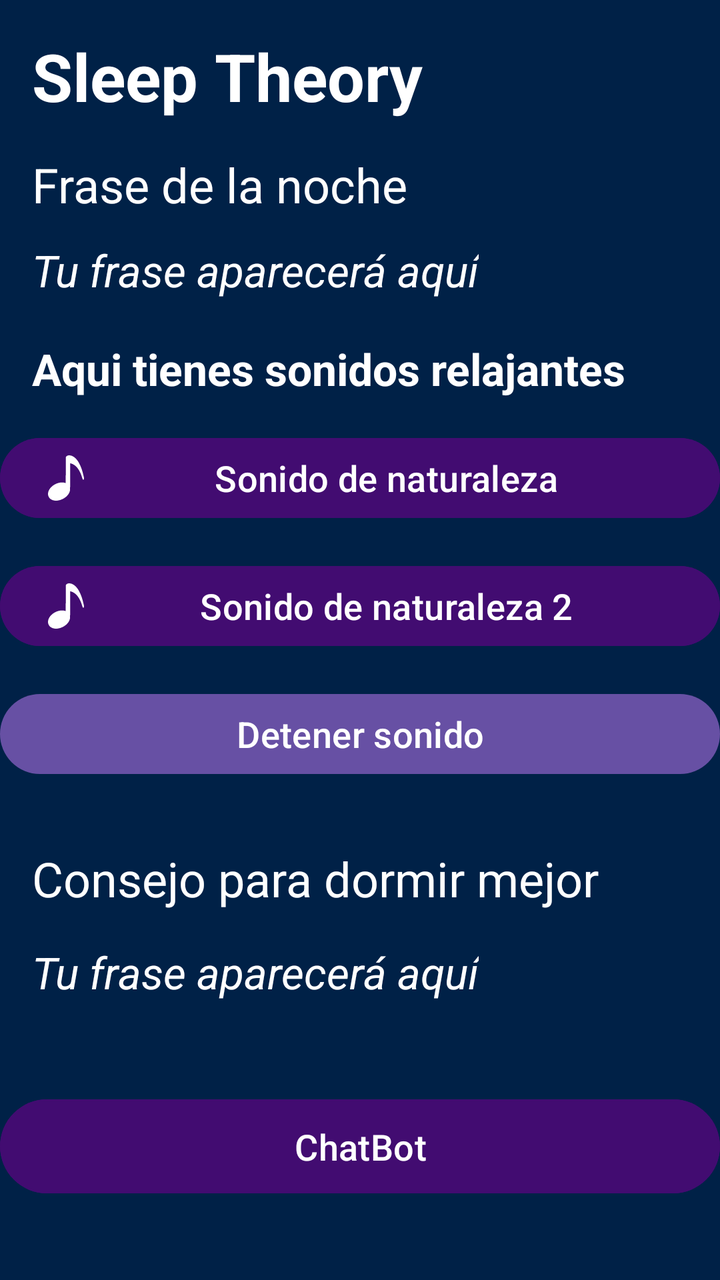
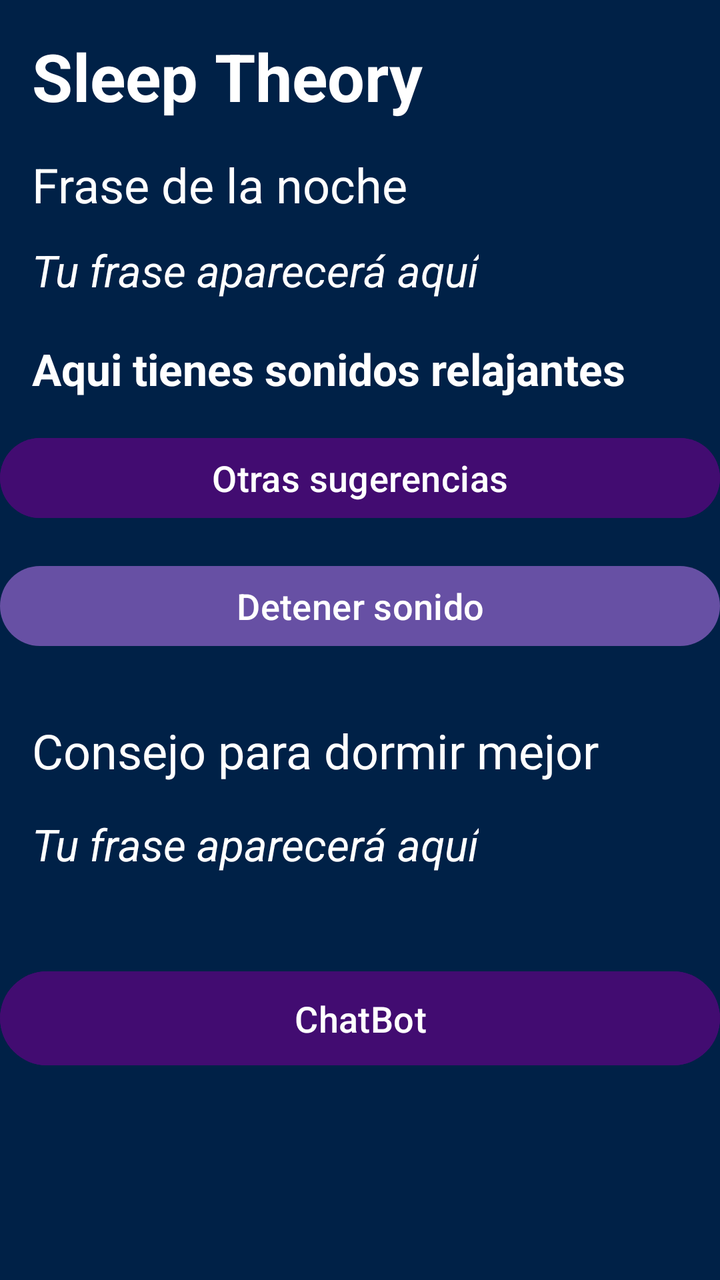

Compare the two renders of this Android layout. The source of the first and the diff that turns it into the second are given below.
<!-- AndroidManifest.xml: application theme Theme.SleepTheory01 -->
<!-- res/layout/fragment_home.xml -->
<?xml version="1.0" encoding="utf-8"?>
<ScrollView xmlns:android="http://schemas.android.com/apk/res/android"
    xmlns:tools="http://schemas.android.com/tools"
    android:layout_width="match_parent"
    android:layout_height="match_parent"
    android:background="@color/sleep_Theme"
    tools:context=".HomeFragment">

    <LinearLayout
        android:layout_width="match_parent"
        android:layout_height="wrap_content"
        android:orientation="vertical">

        
        <TextView
            android:layout_width="wrap_content"
            android:layout_height="wrap_content"
            android:layout_margin="16dp"
            android:textColor="@color/white"
            android:textSize="33sp"
            android:textStyle="bold"
            android:text="Sleep Theory" />

        <TextView
            android:layout_width="wrap_content"
            android:layout_height="wrap_content"
            android:layout_marginHorizontal="16dp"
            android:textColor="@color/white"
            android:text="Frase de la noche"
            android:textSize="24sp" />

        <TextView
            android:id="@+id/phraseTextView"
            android:layout_width="wrap_content"
            android:layout_height="wrap_content"
            android:layout_marginTop="12dp"
            android:layout_marginHorizontal="16dp"
            android:textSize="22sp"
            android:textColor="@color/white"
            android:textStyle="italic"
            android:text="Tu frase aparecerá aquí" />

        <TextView
            android:layout_width="wrap_content"
            android:layout_height="wrap_content"
            android:text="Aqui tienes sonidos relajantes"
            android:textSize="22sp"
            android:textColor="@color/white"
            android:textStyle="bold"
            android:layout_marginTop="20dp"
            android:layout_marginHorizontal="16dp" />

        <Button
            android:id="@+id/btnPlayBird2"
            android:layout_width="match_parent"
            android:layout_height="wrap_content"
            android:backgroundTint="@color/sleep_buttons"
            android:drawableLeft="@drawable/ic_sonidos"
            android:drawableTint="@color/white"
            android:textColor="@color/white"
            android:text="Sonido de naturaleza"
            android:textSize="18sp"
            android:layout_marginTop="16dp" />

        <Button
            android:id="@+id/btnPlayNatural2"
            android:layout_width="match_parent"
            android:layout_height="wrap_content"
            android:backgroundTint="@color/sleep_buttons"
            android:drawableLeft="@drawable/ic_sonidos"
            android:drawableTint="@color/white"
            android:text="Sonido de naturaleza 2"
            android:textColor="@color/white"
            android:textSize="18sp"
            android:layout_marginTop="16dp" />

        <Button
            android:id="@+id/btnStop"
            android:layout_width="match_parent"
            android:layout_height="wrap_content"
            android:text="Detener sonido"
            android:textColor="@color/white"
            android:textSize="18sp"
            android:layout_marginTop="16dp" />

        <TextView
            android:layout_width="wrap_content"
            android:layout_height="wrap_content"
            android:layout_marginHorizontal="16dp"
            android:layout_marginTop="32dp"
            android:textColor="@color/white"
            android:text="Consejo para dormir mejor"
            android:textSize="24sp" />

        <TextView
            android:id="@+id/randomPhraseTextView"
            android:layout_width="wrap_content"
            android:layout_height="wrap_content"
            android:layout_marginTop="16dp"
            android:layout_marginHorizontal="16dp"
            android:textSize="22sp"
            android:textColor="@color/white"
            android:textStyle="italic"
            android:text="Tu frase aparecerá aquí" />

        <Button
            android:id="@+id/btnChat"
            android:layout_width="match_parent"
            android:layout_height="55dp"
            android:layout_marginTop="45dp"
            android:backgroundTint="@color/sleep_buttons"
            android:text="ChatBot"
            android:textColor="@color/white"
            android:textSize="18sp"
            android:drawableTint="@color/white" />

    </LinearLayout>

</ScrollView>
<!-- resources referenced by this layout -->
<resources>
  <color name="sleep_Theme">#002147</color>
  <color name="sleep_buttons">#420C71</color>
  <color name="white">#FFFFFFFF</color>
  <!-- drawable ic_sonidos (drawable) -->
  <vector xmlns:android="http://schemas.android.com/apk/res/android" android:height="22.632612dp" android:viewportHeight="1280" android:viewportWidth="1018" android:width="18dp">
        
      <path android:fillColor="#000000" android:pathData="M585,0.6c-22.5,2.7 -37.7,7.7 -52.1,17 -14.1,9.2 -22.5,19.3 -27.7,33.6l-2.7,7.3 -0.3,362.2c-0.1,199.3 -0.6,362.3 -1,362.3 -0.5,-0 -4.2,-1.1 -8.3,-2.6 -28.4,-9.7 -59.7,-14.6 -94.9,-14.7 -33.3,-0 -64.6,3.9 -97.1,12.2 -135.3,34.5 -252.5,132.5 -288.8,241.6 -14.9,44.8 -15.9,85.4 -3.1,126 4.2,13.3 15.4,35.8 23.7,47.5 8.3,11.7 31.8,35.4 42.8,43.1 31.5,22.2 69,35.8 114,41.5 19.1,2.4 58.3,2.4 78.5,-0 119,-14.3 235.4,-80.3 302,-171.3 32.3,-44.2 50.5,-90.5 54,-137.3 0.6,-8.5 1,-146.2 1,-378.9 0,-201 0.2,-365.7 0.5,-366 0.7,-0.6 13.4,2.3 28,6.6 120.8,35.1 217.4,143.3 284.2,318.3 7.6,20 16,43.9 23.3,66.5 19.1,59.1 20.6,63.1 25.4,68.3 7.1,7.9 19.4,7 25.3,-1.7 3.4,-5 4.2,-9 5.4,-26.1 1.2,-15.5 1.2,-15.5 -1.9,-30.5 -20.5,-99.6 -40.8,-173.8 -70.2,-257 -24,-67.8 -57.1,-137.5 -90.4,-189.8 -71.2,-112.1 -161,-176.2 -249.6,-178.2 -9.1,-0.2 -18.1,-0.1 -20,0.1z" android:strokeColor="#00000000"/>
      
  </vector>
  <style name="Theme.SleepTheory01" parent="Base.Theme.SleepTheory01" />
  <style name="Base.Theme.SleepTheory01" parent="Theme.Material3.DayNight.NoActionBar">
          
          
      </style>
</resources>

<!-- the commit's change to res/layout/fragment_home.xml (unified diff, before → after) -->
@@ -50,29 +50,21 @@
             android:layout_marginTop="20dp"
             android:layout_marginHorizontal="16dp" />
 
-        <Button
-            android:id="@+id/btnPlayBird2"
+        <LinearLayout
+            android:id="@+id/soundsContainer"
             android:layout_width="match_parent"
             android:layout_height="wrap_content"
-            android:backgroundTint="@color/sleep_buttons"
-            android:drawableLeft="@drawable/ic_sonidos"
-            android:drawableTint="@color/white"
-            android:textColor="@color/white"
-            android:text="Sonido de naturaleza"
-            android:textSize="18sp"
-            android:layout_marginTop="16dp" />
+            android:orientation="vertical" />
 
         <Button
-            android:id="@+id/btnPlayNatural2"
+            android:id="@+id/btnRefreshSounds"
             android:layout_width="match_parent"
             android:layout_height="wrap_content"
+            android:layout_marginTop="16dp"
             android:backgroundTint="@color/sleep_buttons"
-            android:drawableLeft="@drawable/ic_sonidos"
-            android:drawableTint="@color/white"
-            android:text="Sonido de naturaleza 2"
+            android:text="Otras sugerencias"
             android:textColor="@color/white"
-            android:textSize="18sp"
-            android:layout_marginTop="16dp" />
+            android:textSize="18sp" />
 
         <Button
             android:id="@+id/btnStop"
<!-- resource entries referenced after the edit -->
@@ -3,12 +3,6 @@
   <color name="sleep_Theme">#002147</color>
   <color name="sleep_buttons">#420C71</color>
   <color name="white">#FFFFFFFF</color>
-  <!-- drawable ic_sonidos (drawable) -->
-  <vector xmlns:android="http://schemas.android.com/apk/res/android" android:height="22.632612dp" android:viewportHeight="1280" android:viewportWidth="1018" android:width="18dp">
-        
-      <path android:fillColor="#000000" android:pathData="M585,0.6c-22.5,2.7 -37.7,7.7 -52.1,17 -14.1,9.2 -22.5,19.3 -27.7,33.6l-2.7,7.3 -0.3,362.2c-0.1,199.3 -0.6,362.3 -1,362.3 -0.5,-0 -4.2,-1.1 -8.3,-2.6 -28.4,-9.7 -59.7,-14.6 -94.9,-14.7 -33.3,-0 -64.6,3.9 -97.1,12.2 -135.3,34.5 -252.5,132.5 -288.8,241.6 -14.9,44.8 -15.9,85.4 -3.1,126 4.2,13.3 15.4,35.8 23.7,47.5 8.3,11.7 31.8,35.4 42.8,43.1 31.5,22.2 69,35.8 114,41.5 19.1,2.4 58.3,2.4 78.5,-0 119,-14.3 235.4,-80.3 302,-171.3 32.3,-44.2 50.5,-90.5 54,-137.3 0.6,-8.5 1,-146.2 1,-378.9 0,-201 0.2,-365.7 0.5,-366 0.7,-0.6 13.4,2.3 28,6.6 120.8,35.1 217.4,143.3 284.2,318.3 7.6,20 16,43.9 23.3,66.5 19.1,59.1 20.6,63.1 25.4,68.3 7.1,7.9 19.4,7 25.3,-1.7 3.4,-5 4.2,-9 5.4,-26.1 1.2,-15.5 1.2,-15.5 -1.9,-30.5 -20.5,-99.6 -40.8,-173.8 -70.2,-257 -24,-67.8 -57.1,-137.5 -90.4,-189.8 -71.2,-112.1 -161,-176.2 -249.6,-178.2 -9.1,-0.2 -18.1,-0.1 -20,0.1z" android:strokeColor="#00000000"/>
-      
-  </vector>
   <style name="Theme.SleepTheory01" parent="Base.Theme.SleepTheory01" />
   <style name="Base.Theme.SleepTheory01" parent="Theme.Material3.DayNight.NoActionBar">
           
